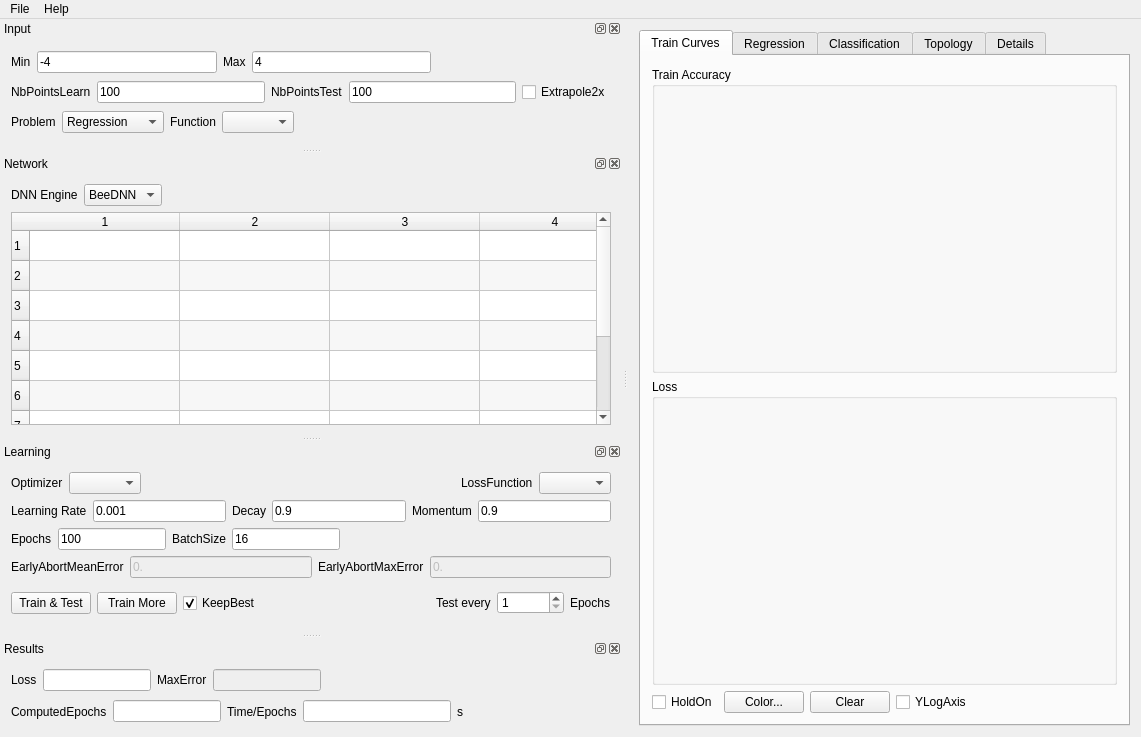
This is src/DNNLab/mainwindow.ui in edeforas/BeeDNN as Qt 5 draws it before an edit. The edited form follows.
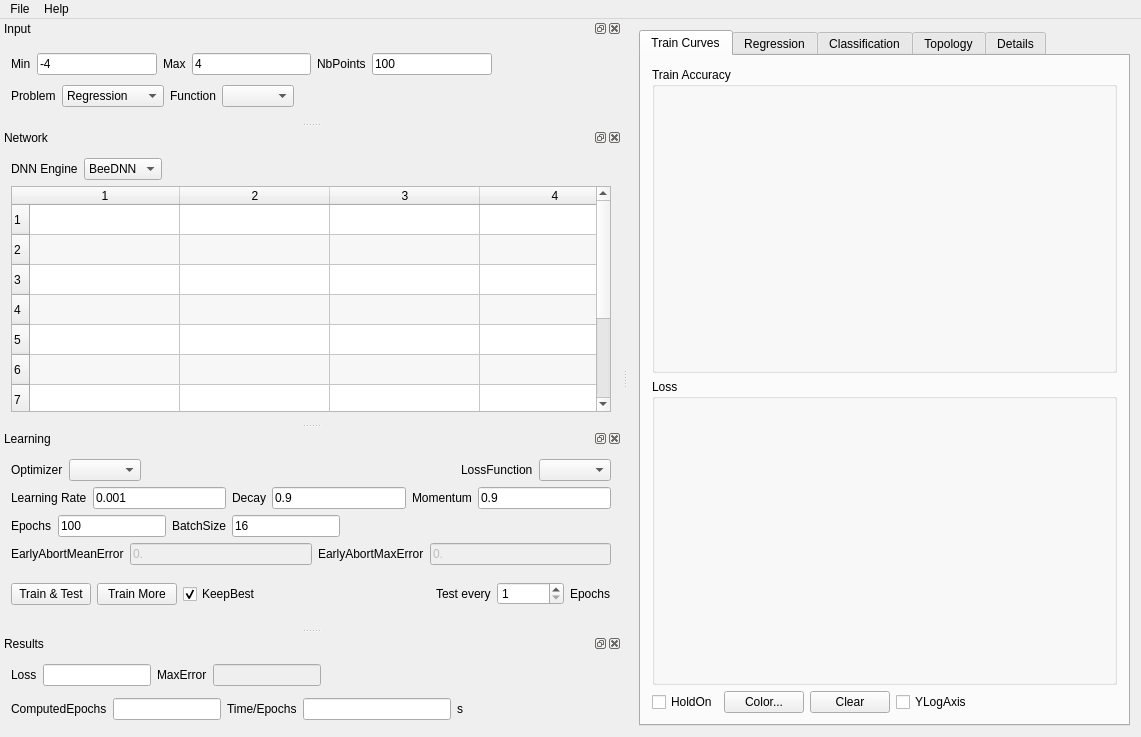
This is the edited form.

Diff of the .ui file:
```diff
--- a/src/DNNLab/mainwindow.ui
+++ b/src/DNNLab/mainwindow.ui
@@ -294,6 +294,20 @@
          </property>
         </widget>
        </item>
+       <item>
+        <widget class="QLabel" name="label_20">
+         <property name="text">
+          <string>NbPoints</string>
+         </property>
+        </widget>
+       </item>
+       <item>
+        <widget class="QLineEdit" name="leNbPointsLearn">
+         <property name="text">
+          <string>100</string>
+         </property>
+        </widget>
+       </item>
        <item>
         <spacer name="horizontalSpacer_3">
          <property name="orientation">
@@ -309,45 +323,6 @@
        </item>
       </layout>
      </item>
-     <item>
-      <layout class="QHBoxLayout" name="horizontalLayout_11">
-       <item>
-        <widget class="QLabel" name="label_20">
-         <property name="text">
-          <string>NbPointsLearn</string>
-         </property>
-        </widget>
-       </item>
-       <item>
-        <widget class="QLineEdit" name="leNbPointsLearn">
-         <property name="text">
-          <string>100</string>
-         </property>
-        </widget>
-       </item>
-       <item>
-        <widget class="QLabel" name="label_21">
-         <property name="text">
-          <string>NbPointsTest</string>
-         </property>
-        </widget>
-       </item>
-       <item>
-        <widget class="QLineEdit" name="leNbPointsTest">
-         <property name="text">
-          <string>100</string>
-         </property>
-        </widget>
-       </item>
-       <item>
-        <widget class="QCheckBox" name="cbExtrapole">
-         <property name="text">
-          <string>Extrapole2x</string>
-         </property>
-        </widget>
-       </item>
-      </layout>
-     </item>
      <item>
       <layout class="QHBoxLayout" name="horizontalLayout_9">
        <item>
```
